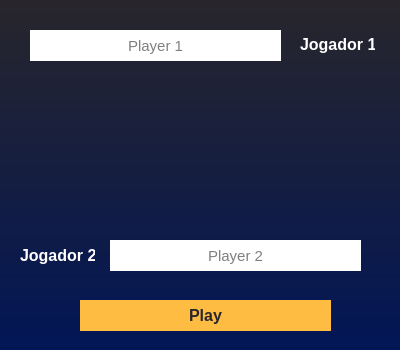
The window that Escolha.ui (PabloBezerra/Primeiro-game) describes before a commit, drawn with Qt 5.
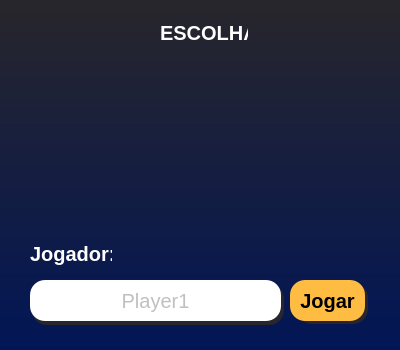
The same window after the commit.

Patch:
```diff
--- a/Escolha.ui
+++ b/Escolha.ui
@@ -57,7 +57,7 @@
     <property name="geometry">
      <rect>
       <x>160</x>
-      <y>30</y>
+      <y>20</y>
       <width>88</width>
       <height>27</height>
      </rect>
@@ -87,7 +87,7 @@
     <property name="geometry">
      <rect>
       <x>50</x>
-      <y>90</y>
+      <y>60</y>
       <width>131</width>
       <height>141</height>
      </rect>
@@ -103,7 +103,7 @@
     <property name="geometry">
      <rect>
       <x>220</x>
-      <y>90</y>
+      <y>60</y>
       <width>131</width>
       <height>141</height>
      </rect>
@@ -137,14 +137,14 @@
 font-size:20px</string>
     </property>
     <property name="text">
-     <string>Play</string>
+     <string>Jogar</string>
     </property>
    </widget>
    <widget class="QLabel" name="label">
     <property name="geometry">
      <rect>
       <x>30</x>
-      <y>250</y>
+      <y>240</y>
       <width>82</width>
       <height>27</height>
      </rect>
@@ -222,178 +222,6 @@
      <string>Player1</string>
     </property>
    </widget>
-   <widget class="QFrame" name="pvp">
-    <property name="geometry">
-     <rect>
-      <x>0</x>
-      <y>0</y>
-      <width>400</width>
-      <height>350</height>
-     </rect>
-    </property>
-    <property name="styleSheet">
-     <string notr="true">border-radius: 20px;</string>
-    </property>
-    <property name="frameShape">
-     <enum>QFrame::StyledPanel</enum>
-    </property>
-    <property name="frameShadow">
-     <enum>QFrame::Raised</enum>
-    </property>
-    <widget class="QLineEdit" name="player_1">
-     <property name="geometry">
-      <rect>
-       <x>30</x>
-       <y>30</y>
-       <width>251</width>
-       <height>31</height>
-      </rect>
-     </property>
-     <property name="styleSheet">
-      <string notr="true">background-color: rgb(255, 255, 255);
-border-radius: 20px;
-font-size:15px</string>
-     </property>
-     <property name="alignment">
-      <set>Qt::AlignCenter</set>
-     </property>
-     <property name="placeholderText">
-      <string>Player 1</string>
-     </property>
-    </widget>
-    <widget class="QLineEdit" name="player_2">
-     <property name="geometry">
-      <rect>
-       <x>110</x>
-       <y>240</y>
-       <width>251</width>
-       <height>31</height>
-      </rect>
-     </property>
-     <property name="styleSheet">
-      <string notr="true">background-color: rgb(255, 255, 255);
-border-radius: 20px;
-font-size:15px</string>
-     </property>
-     <property name="alignment">
-      <set>Qt::AlignCenter</set>
-     </property>
-     <property name="placeholderText">
-      <string>Player 2</string>
-     </property>
-    </widget>
-    <widget class="QPushButton" name="play_pvp">
-     <property name="geometry">
-      <rect>
-       <x>80</x>
-       <y>300</y>
-       <width>251</width>
-       <height>31</height>
-      </rect>
-     </property>
-     <property name="font">
-      <font>
-       <pointsize>12</pointsize>
-       <bold>true</bold>
-      </font>
-     </property>
-     <property name="cursor">
-      <cursorShape>PointingHandCursor</cursorShape>
-     </property>
-     <property name="styleSheet">
-      <string notr="true">background-color: rgb(255, 188, 66);
-color: rgb(40, 38, 44);
-border-radius: 20px;</string>
-     </property>
-     <property name="text">
-      <string>Play</string>
-     </property>
-    </widget>
-    <widget class="QLabel" name="label_5">
-     <property name="geometry">
-      <rect>
-       <x>300</x>
-       <y>34</y>
-       <width>75</width>
-       <height>21</height>
-      </rect>
-     </property>
-     <property name="font">
-      <font>
-       <pointsize>12</pointsize>
-       <bold>true</bold>
-      </font>
-     </property>
-     <property name="styleSheet">
-      <string notr="true">background-color: rgba(255, 255, 255, 0);
-color: rgb(255, 255, 255);</string>
-     </property>
-     <property name="text">
-      <string>Jogador 1</string>
-     </property>
-    </widget>
-    <widget class="QLabel" name="label_6">
-     <property name="geometry">
-      <rect>
-       <x>20</x>
-       <y>245</y>
-       <width>75</width>
-       <height>21</height>
-      </rect>
-     </property>
-     <property name="font">
-      <font>
-       <pointsize>12</pointsize>
-       <bold>true</bold>
-      </font>
-     </property>
-     <property name="styleSheet">
-      <string notr="true">background-color: rgba(255, 255, 255, 0);
-color: rgb(255, 255, 255);</string>
-     </property>
-     <property name="text">
-      <string>Jogador 2</string>
-     </property>
-    </widget>
-    <widget class="QLabel" name="caixaxpvp">
-     <property name="geometry">
-      <rect>
-       <x>70</x>
-       <y>90</y>
-       <width>111</width>
-       <height>111</height>
-      </rect>
-     </property>
-     <property name="styleSheet">
-      <string notr="true">background-color: rgba(255, 255, 255, 0);</string>
-     </property>
-     <property name="text">
-      <string/>
-     </property>
-     <property name="alignment">
-      <set>Qt::AlignCenter</set>
-     </property>
-    </widget>
-    <widget class="QLabel" name="caixaopvp">
-     <property name="geometry">
-      <rect>
-       <x>210</x>
-       <y>90</y>
-       <width>121</width>
-       <height>111</height>
-      </rect>
-     </property>
-     <property name="styleSheet">
-      <string notr="true">background-color: rgba(255, 255, 255, 0);</string>
-     </property>
-     <property name="text">
-      <string/>
-     </property>
-     <property name="alignment">
-      <set>Qt::AlignCenter</set>
-     </property>
-    </widget>
-   </widget>
    <zorder>label_4</zorder>
    <zorder>label_2</zorder>
    <zorder>caixaX</zorder>
```
Left out of the diff: 1 changed line with no effect on the pictures.
